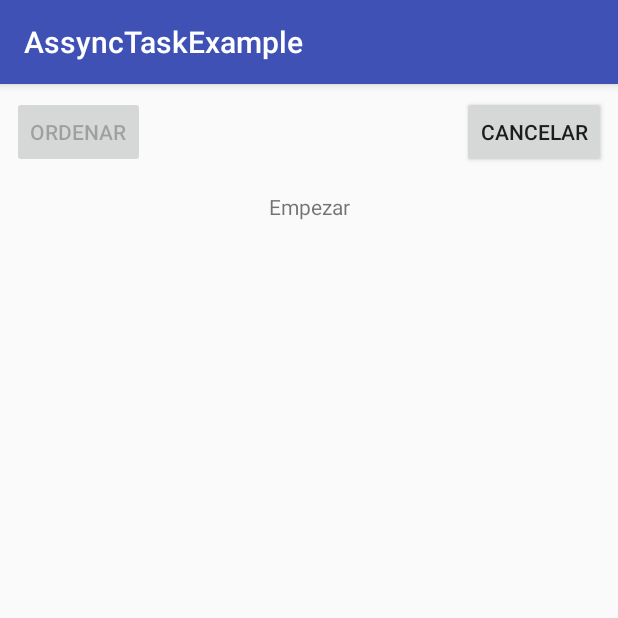
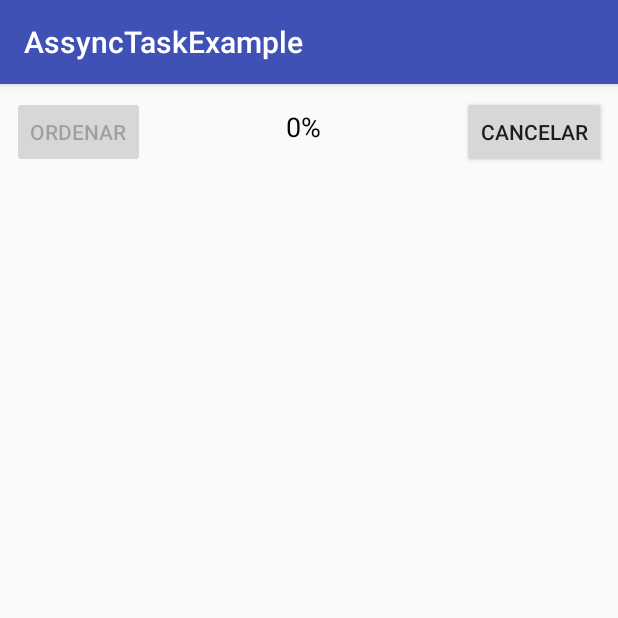
Before and after one commit to MiguelRJ/DEINT, an Android app: the screen it shows after launch (MainActivity before the commit, HiddenActivity after it), after a tap on "ORDENAR", on a phone screen of 412 x 824 dp, the top half of it. Run offline under Robolectric (Android 15) with nearby library versions, the phone set to English and light mode, and no system bars.

Commit message:
fragment progres task bar acabado

```diff
--- a/AssyncTaskExample/app/src/main/AndroidManifest.xml
+++ b/AssyncTaskExample/app/src/main/AndroidManifest.xml
@@ -9,7 +9,7 @@
         android:roundIcon="@mipmap/ic_launcher_round"
         android:supportsRtl="true"
         android:theme="@style/AppTheme">
-        <activity android:name=".MainActivity">
+        <activity android:name=".HiddenActivity">
             <intent-filter>
                 <action android:name="android.intent.action.MAIN" />
 
--- a/AssyncTaskExample/app/src/main/java/com/example/assynctaskexample/HiddenActivity.java
+++ b/AssyncTaskExample/app/src/main/java/com/example/assynctaskexample/HiddenActivity.java
@@ -1,8 +1,81 @@
 package com.example.assynctaskexample;
+
+import android.app.Fragment;
+import android.app.FragmentManager;
+import android.app.FragmentTransaction;
+import android.os.AsyncTask;
+import android.os.Bundle;
+import android.support.v7.app.AppCompatActivity;
+import android.view.View;
+import android.widget.Button;
+import android.widget.ProgressBar;
+import android.widget.TextView;
 
 /**
  * Created by usuario on 17/01/18.
  */
 
-public class HiddenActivity {
+public class HiddenActivity extends AppCompatActivity implements HiddenFragment.TaskCallbacks {
+
+    private Button btnSort, btnCancel;
+    private ProgressBar progressBar;
+    private TextView txvMessage;
+    private HiddenFragment fragment;
+
+    @Override
+    protected void onCreate(Bundle savedInstanceState) {
+        super.onCreate(savedInstanceState);
+        setContentView(R.layout.activity_main);
+        txvMessage = findViewById(R.id.txvMessage);
+        btnSort = findViewById(R.id.btnSort);
+        btnCancel = findViewById(R.id.btnCancel);
+        progressBar = findViewById(R.id.progressBar);
+        progressBar.setProgress(0);
+        fragment = (HiddenFragment) getFragmentManager().findFragmentByTag(HiddenFragment.TAG);
+        if (fragment == null){
+            fragment = new HiddenFragment();
+        } else {
+            if (fragment.progressBarTask.getStatus() == HiddenFragment.ProgressBarTask.Status.RUNNING){
+                btnCancel.setVisibility(View.VISIBLE);
+                btnSort.setEnabled(false);
+            }
+        }
+    }
+
+    public void onClickSort(View view) {
+        fragment = new HiddenFragment();
+        getFragmentManager().beginTransaction().add(fragment,HiddenFragment.TAG).commit();
+    }
+
+    public void onClickCancel(View view) {
+        fragment.OnCancel();
+    }
+
+    @Override
+    public void onPreExecute() {
+        btnCancel.setVisibility(View.VISIBLE);
+        btnSort.setEnabled(false);
+        txvMessage.setText("Empezar");
+    }
+
+    @Override
+    public void onProgressUpdate(Integer... values) {
+        txvMessage.setText(String.valueOf(values[0]) + "%");
+        progressBar.setProgress(values[0]);
+    }
+
+    @Override
+    public void onPostExecute() {
+        btnCancel.setVisibility(View.INVISIBLE);
+        btnSort.setEnabled(true);
+        txvMessage.setText("Operacion terminada.");
+    }
+
+    @Override
+    public void onCancelled() {
+        btnCancel.setVisibility(View.INVISIBLE);
+        btnSort.setEnabled(true);
+        txvMessage.setText("Operacion cancelada.");
+    }
+
 }
--- a/AssyncTaskExample/app/src/main/java/com/example/assynctaskexample/HiddenFragment.java
+++ b/AssyncTaskExample/app/src/main/java/com/example/assynctaskexample/HiddenFragment.java
@@ -17,12 +17,13 @@ public class HiddenFragment extends Fragment {
     public static final String TAG = "HiddenFragment";
 
     private TaskCallbacks mTaskCallbacks;
-    private static final int MAX_LENGHT = 20000;
+    private static final int MAX_LENGHT = 80000;
     private int[] numbers = new int[MAX_LENGHT];
+    ProgressBarTask progressBarTask;
 
     static interface TaskCallbacks {
         void onPreExecute();
-        void onProgressUpdate();
+        void onProgressUpdate(Integer... values);
         void onPostExecute();
         void onCancelled();
     }
@@ -32,7 +33,7 @@ public class HiddenFragment extends Fragment {
         super.onCreate(savedInstanceState);
         setRetainInstance(true);
         generateNumbers();
-        ProgressBarTask progressBarTask = new ProgressBarTask();
+        progressBarTask = new ProgressBarTask();
         progressBarTask.execute();
     }
 
@@ -41,6 +42,10 @@ public class HiddenFragment extends Fragment {
         for (int i = 0; i < MAX_LENGHT;i++){
             numbers[i] = rnd.nextInt();
         }
+    }
+
+    public void OnCancel(){
+        progressBarTask.cancel(true);
     }
 
     @Override
@@ -95,7 +100,7 @@ public class HiddenFragment extends Fragment {
         protected void onProgressUpdate(Integer... values) {
             super.onProgressUpdate(values);
             if (mTaskCallbacks!=null){
-                mTaskCallbacks.onProgressUpdate();
+                mTaskCallbacks.onProgressUpdate(values[0]);
             }
         }
 
--- a/AssyncTaskExample/app/src/main/java/com/example/assynctaskexample/MainActivity.java
+++ b/AssyncTaskExample/app/src/main/java/com/example/assynctaskexample/MainActivity.java
@@ -13,12 +13,14 @@ import android.widget.TextView;
 
 import java.util.Random;
 
-public class MainActivity extends AppCompatActivity implements HiddenFragment.TaskCallbacks {
+public class MainActivity extends AppCompatActivity {
 
     private Button btnSort,btnCancel;
     private ProgressBar progressBar;
     private TextView txvMessage;
-    //SimpleAsyncTask task;
+    private static final int MAX_LENGHT = 20000;
+    private int[] numbers = new int[MAX_LENGHT];
+    SimpleAsyncTask task;
 
     @Override
     protected void onCreate(Bundle savedInstanceState) {
@@ -37,54 +39,39 @@ public class MainActivity extends AppCompatActivity implements HiddenFragment.Ta
         txvMessage.setText("Operacion terminada.");*/
         /* // Opcion 2: Crear un hilo para la ejecucion del metodo bubbleSort y actualizacion del mensaje
         execWithThread();*/
-        /* // Opcion 3: SimpleAsyncTask
+        /* // Opcion 3: SimpleAsyncTask */
         task = new SimpleAsyncTask();
-        task.execute();*/
-        /* // Opcion 4: */
-        FragmentManager fm = getFragmentManager();
-        FragmentTransaction ft = fm.beginTransaction();
-        ft.add(new HiddenFragment(),HiddenFragment.TAG);
-        ft.commit();
+        task.execute();
+        /* // Opcion 4: Fragments*/
     }
 
     public void onClickCancel(View view) {
-        //task.cancel(true);
+        task.cancel(true);
     }
 
-    @Override
-    public void onPreExecute() {
-        btnCancel.setVisibility(View.VISIBLE);
-        btnSort.setEnabled(false);
-        txvMessage.setText("Empezar");
-    }
 
-    @Override
-    public void onProgressUpdate() {
-        txvMessage.setText(String.valueOf(values[0])+"%");
-        progressBar.setProgress(values[0]);
-    }
-
-    @Override
-    public void onPostExecute() {
-        btnCancel.setVisibility(View.INVISIBLE);
-        btnSort.setEnabled(true);
-        txvMessage.setText("Operacion terminada.");
-    }
-
-    @Override
-    public void onCancelled() {
-        btnCancel.setVisibility(View.INVISIBLE);
-        btnSort.setEnabled(true);
-        txvMessage.setText("Operacion cancelada.");
-    }
-
-    /*private class SimpleAsyncTask extends AsyncTask<Void,Integer,Void> {
+    private class SimpleAsyncTask extends AsyncTask<Void,Integer,Void> {
         // doInBackground <Void,
         // publis Integer,
         // postexecuted Void>
 
         @Override
         protected Void doInBackground(Void... voids) {
+            int i, j, aux;
+            for(i = 0; i < numbers.length - 1; i++) {
+                if (!isCancelled()) { // Si no se cancela la operacion se actualizara la barra de progreso
+                    publishProgress((i*100)/MAX_LENGHT);
+                } else {
+                    break;
+                }
+                for (j = i + 1; j < numbers.length - i - 1; j++) {
+                    if (numbers[i] > numbers[j]) {
+                        aux = numbers[j];
+                        numbers[j] = numbers[i];
+                        numbers[j] = aux;
+                    }
+                }
+            }
             return null;
         }
 
@@ -119,7 +106,7 @@ public class MainActivity extends AppCompatActivity implements HiddenFragment.Ta
             txvMessage.setText("Operacion cancelada.");
         }
 
-    }*/
+    }
 
     /*private void execWithThread() {
         new Thread(new Runnable() {
--- a/AssyncTaskExample/app/src/main/res/layout/activity_main.xml
+++ b/AssyncTaskExample/app/src/main/res/layout/activity_main.xml
@@ -48,11 +48,14 @@
         android:id="@+id/txvMessage"
         android:layout_width="wrap_content"
         android:layout_height="wrap_content"
+        android:layout_marginBottom="8dp"
         android:layout_marginEnd="8dp"
         android:layout_marginStart="8dp"
-        android:layout_marginTop="16dp"
-        android:text="TextView"
-        app:layout_constraintEnd_toEndOf="parent"
-        app:layout_constraintStart_toStartOf="parent"
-        app:layout_constraintTop_toBottomOf="@+id/btnCancel" />
+        android:layout_marginTop="8dp"
+        android:textColor="@android:color/black"
+        android:textSize="18sp"
+        app:layout_constraintBottom_toBottomOf="@+id/btnSort"
+        app:layout_constraintEnd_toStartOf="@+id/btnCancel"
+        app:layout_constraintStart_toEndOf="@+id/btnSort"
+        app:layout_constraintTop_toTopOf="parent" />
 </android.support.constraint.ConstraintLayout>
```
